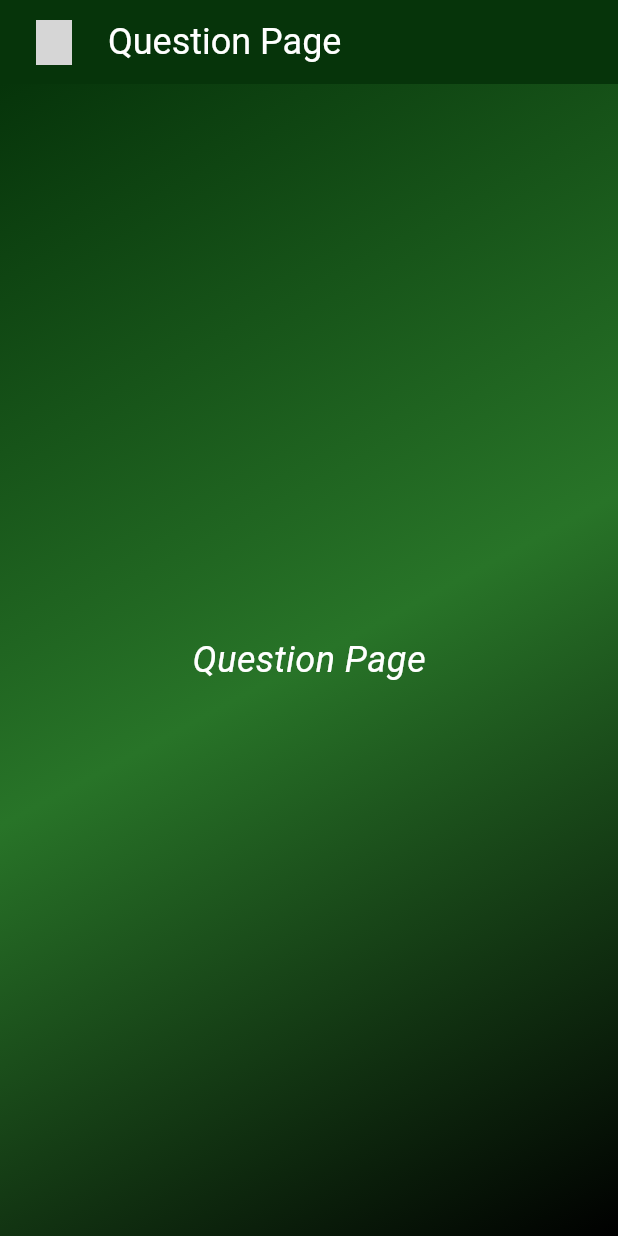
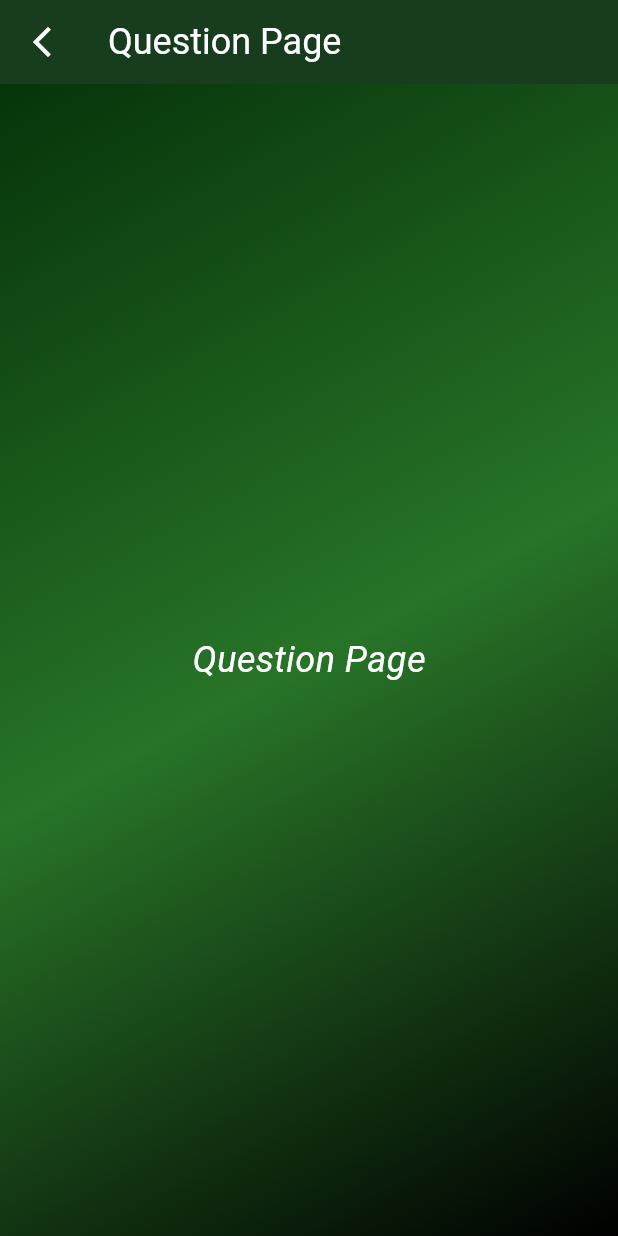
Before and after one commit to ImagINN/meal_advice, a Flutter app: the screen it shows after launch, after a tap on "Get Started", on a phone screen of 412 x 824 dp. Run offline on Flutter 3.47's test engine with Material 3 defaults, Android fonts, the phone set to English and light mode, and no system bars; grey boxes are pictures that could not be loaded.

Commit message:
Fix UI issues and add functionality to QuestionPage and MapPage

```diff
--- a/lib/map_page.dart
+++ b/lib/map_page.dart
@@ -3,28 +3,46 @@ import 'package:meal_advice/question_page.dart';
 import 'package:meal_advice/welcome_page.dart';
 
 class MapPage extends StatefulWidget {
-  const MapPage({super.key});
+  const MapPage({Key? key}) : super(key: key);
 
   @override
   State<MapPage> createState() => _MapPageState();
 }
 
 class _MapPageState extends State<MapPage> {
-  String? pageName; // changed from 'question_page'
-  Widget? currentPage;
+  String pageName = 'welcome_page';
+  late Widget currentPage;
 
-  void changeCurrentPage() {
+  @override
+  void initState() {
+    super.initState();
+    showCurrentPage();
+  }
+
+  void changeCurrentPage(String requestedPageName) {
     setState(() {
-      pageName = 'question_page'; // changed from 'question_page'
+      pageName = requestedPageName;
+      showCurrentPage();
     });
   }
 
+  void showCurrentPage() {
+    if (pageName == 'welcome_page') {
+      currentPage = WelcomePage(changeCurrentPage: changeCurrentPage);
+    } else if (pageName == 'question_page') {
+      currentPage = QuestionPage(changeCurrentPage: changeCurrentPage);
+    } //else if (pageName == 'result_page') {
+    //   currentPage = ResultPage(
+    //       changeCurrentPage: changeCurrentPage,
+    //       bmiValue: 0.0,
+    //       age: 0,
+    //       height: 0,
+    //       weight: 0);
+    // }
+  }
+
   @override
-  Widget build(context) {
-    currentPage = WelcomePage(changeCurrentPage);
-    if (pageName == 'question_page') {
-      currentPage = QuestionPage();
-    }
+  Widget build(BuildContext context) {
     return MaterialApp(
       home: Scaffold(
         body: Container(
@@ -33,14 +51,15 @@ class _MapPageState extends State<MapPage> {
               begin: Alignment.topLeft,
               end: Alignment.bottomRight,
               colors: [
-              Color.fromARGB(255, 6, 52, 10),
-              Color.fromARGB(255, 40, 116, 40),
-              Color.fromRGBO(0, 0, 0, 1),
+                Color.fromRGBO(14, 88, 103, 1),
+                Color.fromARGB(255, 103, 128, 182),
+                Color.fromARGB(255, 39, 2, 87),
               ],
             ),
           ),
           child: currentPage,
         ),
-    ));
+      ),
+    );
   }
 }
--- a/lib/question_page.dart
+++ b/lib/question_page.dart
@@ -1,10 +1,12 @@
 import 'package:flutter/material.dart';
-import 'package:flutter/rendering.dart';
-import 'package:flutter/widgets.dart';
-import 'package:meal_advice/welcome_page.dart';
 
 class QuestionPage extends StatefulWidget {
-  const QuestionPage({super.key});
+  const QuestionPage({
+    required this.changeCurrentPage,
+    super.key,
+  });
+
+  final Function(String requestedPageName) changeCurrentPage;
 
   @override
   State<QuestionPage> createState() {
@@ -30,27 +32,20 @@ class _QuestionPageState extends State<QuestionPage> {
       title: const Text(
         'Question Page',
         style: TextStyle(
-          color: Color.fromARGB(255, 255, 255, 255),
+          color: Colors.white,
           fontSize: 24,
         ),
       ),
-      leading: Container(
-        margin: EdgeInsets.only(left: 16.0), // Sol taraftan 16 birimlik margin
-        child: IconButton(
-          icon: Image.asset('assets/images/back-button.png', width: 30),
-          tooltip: 'Go back',
-          color: Color.fromARGB(255, 255, 255, 255),
-          onPressed: () {
-            Navigator.push(context,
-                MaterialPageRoute<void>(builder: (BuildContext context) {
-              return Scaffold(
-                body: WelcomePage(() {}),
-              );
-            }));
-          },
+      backgroundColor: Color.fromARGB(232, 1, 42, 8),
+      leading: IconButton(
+        icon: const Icon(
+          Icons.arrow_back_ios_new,
+          color: Colors.white,
         ),
+        onPressed: () {
+          Navigator.of(context).pop();
+        },
       ),
-      backgroundColor: Color.fromARGB(255, 6, 52, 10),
     );
     return Scaffold(
       appBar: appBar,
--- a/lib/welcome_page.dart
+++ b/lib/welcome_page.dart
@@ -1,46 +1,26 @@
 import 'package:flutter/material.dart';
+import 'package:meal_advice/question_page.dart';
 
 class WelcomePage extends StatelessWidget {
-  final Function() changeCurrentPage;
+  const WelcomePage({
+    required this.changeCurrentPage,
+    super.key,
+  });
 
-  const WelcomePage(this.changeCurrentPage, {super.key});
+  final Function(String requestedPageName) changeCurrentPage;
 
   @override
   Widget build(BuildContext context) {
-    // AppBar appBar = AppBar(
-    //   title: const Text(
-    //     'Welcome',
-    //     style: TextStyle(
-    //       color: Color.fromARGB(255, 255, 255, 255),
-    //       fontSize: 24,
-    //     ),
-    //   ),
-    //   backgroundColor: Colors.transparent,
-    //   flexibleSpace: Container(
-    //     decoration: const BoxDecoration(
-    //       gradient: LinearGradient(
-    //         colors: [
-    //           Color.fromARGB(255, 6, 52, 10),
-    //           Color.fromARGB(255, 40, 116, 40),
-    //           Color.fromRGBO(0, 0, 0, 1),
-    //         ],
-    //         begin: Alignment.bottomLeft,
-    //         end: Alignment.topRight,
-    //       ),
-    //     ),
-    //   ),
-    // );
     return Scaffold(
-      // appBar: appBar,
       body: Container(
         decoration: const BoxDecoration(
           gradient: LinearGradient(
             begin: Alignment.topLeft,
             end: Alignment.bottomRight,
             colors: [
-              Color.fromARGB(255, 6, 52, 10),
-              Color.fromARGB(255, 40, 116, 40),
-              Color.fromRGBO(0, 0, 0, 1),
+              Color.fromARGB(255, 17, 92, 20),
+              Color.fromARGB(255, 47, 87, 49),
+              Color.fromARGB(255, 3, 31, 4),
             ],
           ),
         ),
@@ -56,19 +36,33 @@ class WelcomePage extends StatelessWidget {
               style: TextStyle(
                 color: Color.fromARGB(255, 255, 255, 255),
                 fontSize: 32,
-                fontStyle: FontStyle.italic,
+                fontStyle: FontStyle.normal,
                 decoration: TextDecoration.none,
               ),
+              textAlign: TextAlign.center,
+              softWrap: true,
             ),
-            const SizedBox(height: 20),
+            const SizedBox(height: 60),
             OutlinedButton.icon(
-                onPressed: changeCurrentPage,
+              onPressed: () {
+                Navigator.push(
+                  context,
+                  MaterialPageRoute(
+                    builder: (context) => QuestionPage(
+                      changeCurrentPage: changeCurrentPage,
+                    ),
+                  ),
+                );
+              },
               style: OutlinedButton.styleFrom(
-                  foregroundColor: Color.fromRGBO(255, 255, 255, 1),
+                foregroundColor: Color.fromARGB(255, 1, 58, 3),
                 shape: const RoundedRectangleBorder(
-                      borderRadius: BorderRadius.all(Radius.circular(7))),
+                  borderRadius: BorderRadius.all(Radius.circular(42)),
+                ),
                 side: const BorderSide(
-                      color: Color.fromARGB(35, 255, 255, 255)),
+                  color: Color.fromRGBO(4, 46, 10, 1),
+                  width: 2,
+                ),
                 padding:
                     const EdgeInsets.symmetric(horizontal: 30, vertical: 20),
               ),
@@ -80,7 +74,11 @@ class WelcomePage extends StatelessWidget {
                   fontWeight: FontWeight.bold,
                 ),
               ),
-                label: Image.asset('assets/images/cooking.png', width: 32)),
+              label: Image.asset(
+                'assets/images/cooking.png',
+                width: 32,
+              ),
+            ),
           ]),
         ),
       ),
--- a/pubspec.yaml
+++ b/pubspec.yaml
@@ -1,5 +1,4 @@
 name: meal_advice
-description: "A new Flutter project."
 # The following line prevents the package from being accidentally published to
 # pub.dev using `flutter pub publish`. This is preferred for private packages.
 publish_to: "none" # Remove this line if you wish to publish to pub.dev
@@ -51,6 +50,7 @@ dev_dependencies:
 
 # The following section is specific to Flutter packages.
 flutter:
+  uses-material-design: true
   assets:
     - assets/images/
 
```
Lines whose indentation alone changed are shown as unchanged.
